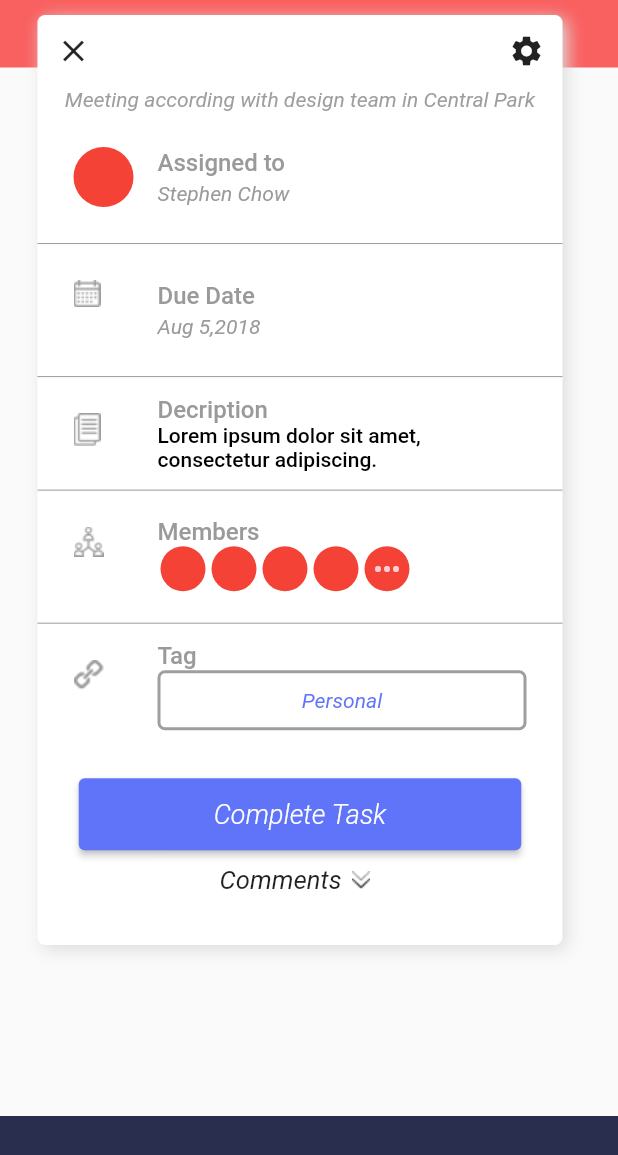
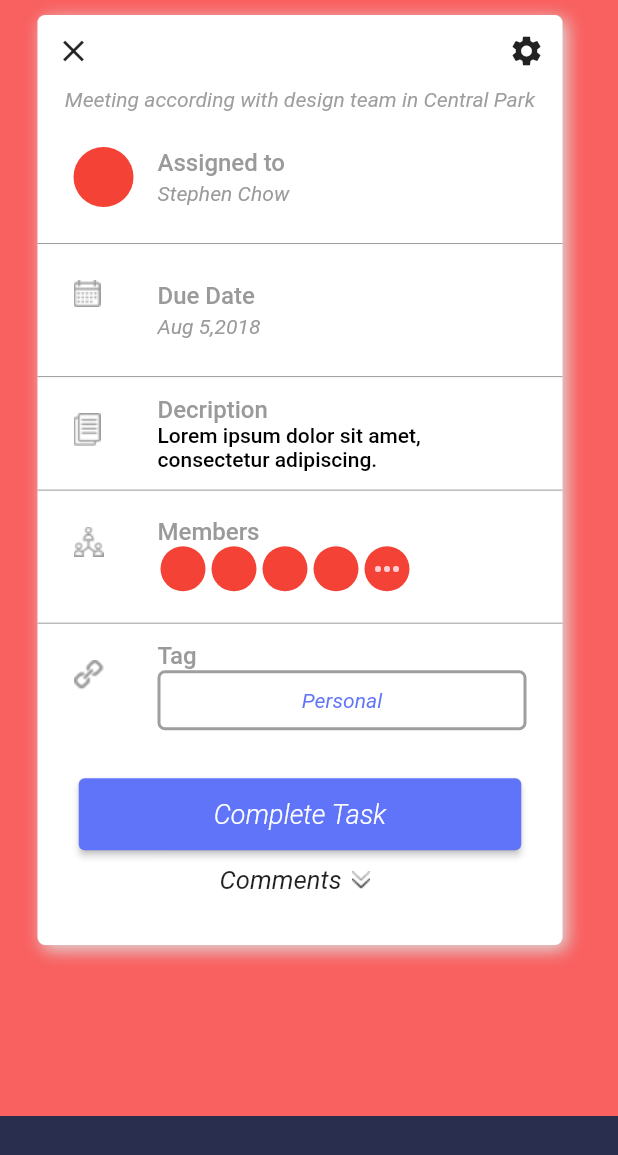
Before and after one commit to storm265/tasker, a Flutter app: the screen it shows after launch, on a phone screen of 412 x 824 dp. Shown: the top 1155 px of the screen. Run offline on Flutter 3.47's test engine with Material 2 defaults, Android fonts, the phone set to English and light mode, and no system bars; our stand-ins replace awesome_snackbar_content, cached_network_image, connectivity_plus, file_picker, flutter_secure_storage, flutter_slidable and 3 more; missing offline and left inert: simple_gesture_detector; accounts and stored records are empty.

Commit message:
stable_3.5.3

```diff
--- a/lib/presentation/pages/menu_pages/floating_button/add_check_list/add_checklist_page.dart
+++ b/lib/presentation/pages/menu_pages/floating_button/add_check_list/add_checklist_page.dart
@@ -40,7 +40,7 @@ class _AddCheckListPageState extends State<AddCheckListPage> {
       shouldUsePopMethod: true,
       child: Stack(
         children: [
-          redAppBar,
+       const  FakeAppBar(),
           WhiteBoxWidget(
             height: 550,
             child: Column(
--- a/lib/presentation/pages/menu_pages/floating_button/new_note/new_note_page.dart
+++ b/lib/presentation/pages/menu_pages/floating_button/new_note/new_note_page.dart
@@ -36,7 +36,7 @@ class _AddQuickNoteState extends State<AddQuickNote> {
       shouldUsePopMethod: true,
       child: Stack(
         children: [
-          redAppBar,
+         const  FakeAppBar(),
           WhiteBoxWidget(
             child: Padding(
               padding: const EdgeInsets.symmetric(horizontal: 15, vertical: 5),
--- a/lib/presentation/pages/menu_pages/floating_button/new_task/new_task.dart
+++ b/lib/presentation/pages/menu_pages/floating_button/new_task/new_task.dart
@@ -50,7 +50,7 @@ class _AddTaskPageState extends State<AddTaskPage> {
           },
           child: Stack(
             children: [
-              redAppBar,
+              const FakeAppBar(),
               const FakeNavBarWidget(),
               Form(
                 key: newTaskController.formKey,
--- a/lib/presentation/pages/menu_pages/floating_button/widgets/red_app_bar.dart
+++ b/lib/presentation/pages/menu_pages/floating_button/widgets/red_app_bar.dart
@@ -1,10 +1,18 @@
 import 'package:flutter/material.dart';
 import 'package:todo2/services/theme_service/theme_data_controller.dart';
 
-const redAppBar = ColoredBox(
-  color: Palette.red,
-  child: SizedBox(
-    height: 45,
-    width: double.infinity,
-  ),
-);
+class FakeAppBar extends StatelessWidget {
+  final double height;
+  const FakeAppBar({Key? key, this.height = 45}) : super(key: key);
+
+  @override
+  Widget build(BuildContext context) {
+    return ColoredBox(
+      color: Palette.red,
+      child: SizedBox(
+        height: height,
+        width: double.infinity,
+      ),
+    );
+  }
+}
--- a/lib/presentation/pages/menu_pages/task/detailed_page/detailed_task.dart
+++ b/lib/presentation/pages/menu_pages/task/detailed_page/detailed_task.dart
@@ -1,4 +1,5 @@
 import 'package:flutter/material.dart';
+import 'package:flutter/services.dart';
 import 'package:todo2/presentation/pages/menu_pages/floating_button/new_task/controller/add_task_controller.dart';
 import 'package:todo2/presentation/pages/menu_pages/floating_button/new_task/controller/controller_inherited.dart';
 import 'package:todo2/presentation/pages/menu_pages/floating_button/new_task/widgets/fake_nav_bar.dart';
@@ -9,6 +10,7 @@ import 'package:todo2/presentation/pages/menu_pages/task/detailed_page/widgets/d
 import 'package:todo2/presentation/widgets/common/app_bar_wrapper_widget.dart';
 import 'package:todo2/presentation/widgets/common/colors.dart';
 import 'package:todo2/presentation/widgets/common/will_pop_scope_wrapper.dart';
+import 'package:todo2/services/theme_service/theme_data_controller.dart';
 
 class DetailedTaskPage extends StatefulWidget {
   const DetailedTaskPage({Key? key}) : super(key: key);
@@ -33,6 +35,12 @@ class _DetailedTaskPageState extends State<DetailedTaskPage> {
     final newTaskController =
         InheritedNewTaskController.of(context).addTaskController;
     return WillPopWrapper(
+      child: AnnotatedRegion<SystemUiOverlayStyle>(
+        value: const SystemUiOverlayStyle(
+          statusBarColor: Palette.red,
+          statusBarIconBrightness: Brightness.light,
+          statusBarBrightness: Brightness.dark,
+        ),
         child: AppbarWrapperWidget(
           title: '',
           showLeadingButton: false,
@@ -46,7 +54,9 @@ class _DetailedTaskPageState extends State<DetailedTaskPage> {
             },
             child: Stack(
               children: [
-              redAppBar,
+                const FakeAppBar(
+                  height: double.infinity,
+                ),
                 const FakeNavBarWidget(),
                 Form(
                   key: newTaskController.formKey,
@@ -59,7 +69,8 @@ class _DetailedTaskPageState extends State<DetailedTaskPage> {
                           mainAxisAlignment: MainAxisAlignment.spaceBetween,
                           children: [
                             IconButton(
-                              onPressed: () {}, icon: const Icon(Icons.close)),
+                                onPressed: () {},
+                                icon: const Icon(Icons.close)),
                             IconButton(
                               onPressed: () {},
                               icon: const Icon(Icons.settings),
@@ -70,6 +81,7 @@ class _DetailedTaskPageState extends State<DetailedTaskPage> {
                           'Meeting according with design team in Central Park',
                           style: TextStyle(
                             color: Colors.grey,
+                            fontWeight: FontWeight.w400,
                             fontStyle: FontStyle.italic,
                           ),
                         ),
@@ -125,8 +137,8 @@ class _DetailedTaskPageState extends State<DetailedTaskPage> {
                                               itemBuilder: (context, index) {
                                                 return index == 4
                                                     ? const Padding(
-                                                      padding:
-                                                          EdgeInsets.symmetric(
+                                                        padding: EdgeInsets
+                                                            .symmetric(
                                                                 horizontal: 2),
                                                         child: CircleAvatar(
                                                           radius: 15,
@@ -137,8 +149,8 @@ class _DetailedTaskPageState extends State<DetailedTaskPage> {
                                                         ),
                                                       )
                                                     : const Padding(
-                                                      padding:
-                                                          EdgeInsets.symmetric(
+                                                        padding: EdgeInsets
+                                                            .symmetric(
                                                                 horizontal: 2),
                                                         child: CircleAvatar(
                                                           radius: 15,
@@ -234,6 +246,7 @@ class _DetailedTaskPageState extends State<DetailedTaskPage> {
             ),
           ),
         ),
+      ),
     );
   }
 }
```
Lines whose indentation alone changed are shown as unchanged.
